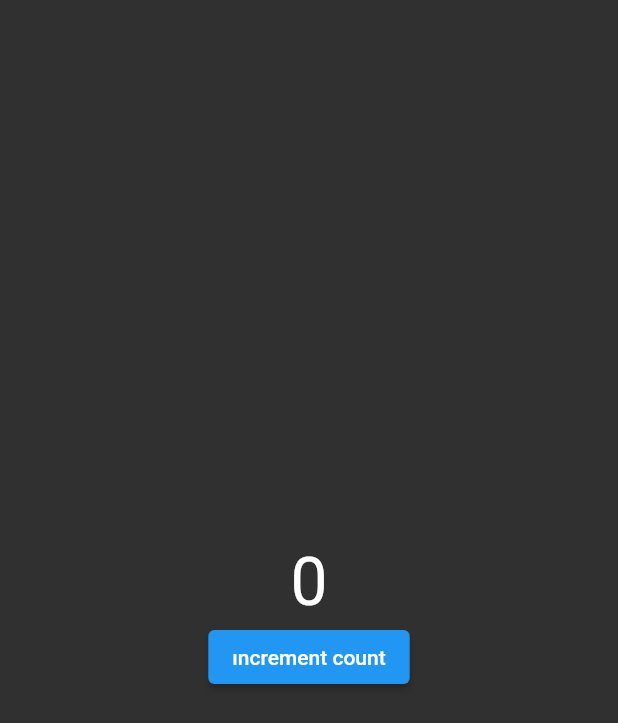
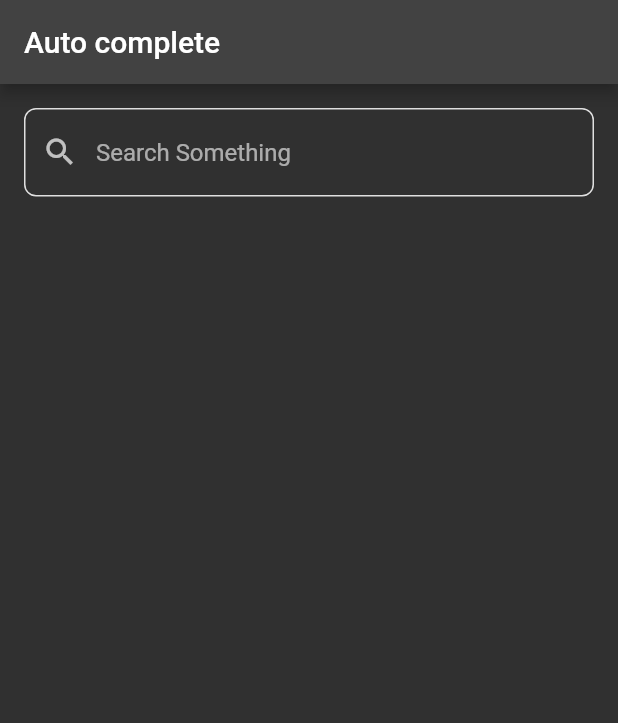
Before and after one commit to ozgurerdogan1/flutter_all_widgets, a Flutter app: the screen it shows after launch, on a phone screen of 412 x 824 dp. Shown: the top 723 px of the screen. Run offline on Flutter 3.47's test engine with Material 2 defaults, Android fonts, the phone set to English and light mode, and no system bars; our stand-ins replace substring_highlight.

Commit message:
aspec ratio and autocomplate widget added

```diff
--- /dev/null
+++ b/assets/data.json
@@ -0,0 +1 @@
+["beyaz","sarı","kırmızı","elma","araba","erik","özgür","melike","ebrar","hafsa"]
--- /dev/null
+++ b/lib/auto_complate_widget.dart
@@ -0,0 +1,132 @@
+import 'dart:convert';
+
+import 'package:flutter/material.dart';
+import 'package:flutter/services.dart';
+import 'package:substring_highlight/substring_highlight.dart';
+
+//add packed substring_highlight
+
+class AutoComplateWidget extends StatefulWidget {
+  const AutoComplateWidget({super.key});
+
+  @override
+  _AutoComplateWidgetState createState() => _AutoComplateWidgetState();
+}
+
+class _AutoComplateWidgetState extends State<AutoComplateWidget> {
+  bool isLoading = false;
+
+  late List<String> autoCompleteData;
+
+  late TextEditingController controller;
+
+  Future fetchAutoCompleteData() async {
+    setState(() {
+      isLoading = true;
+    });
+
+    final String stringData = await rootBundle.loadString("assets/data.json");
+
+    final List<dynamic> json = jsonDecode(stringData);
+
+    final List<String> jsonStringData = json.cast<String>();
+
+    setState(() {
+      isLoading = false;
+      autoCompleteData = jsonStringData;
+    });
+  }
+
+  @override
+  void initState() {
+    // TODO: implement initState
+    super.initState();
+
+    fetchAutoCompleteData();
+  }
+
+  @override
+  Widget build(BuildContext context) {
+    return Scaffold(
+      appBar: AppBar(
+        title: Text("Auto complete"),
+      ),
+      body: isLoading
+          ? Center(
+              child: CircularProgressIndicator(),
+            )
+          : Padding(
+              padding: const EdgeInsets.all(16.0),
+              child: Column(
+                children: [
+                  Autocomplete(
+                    optionsBuilder: (TextEditingValue textEditingValue) {
+                      if (textEditingValue.text.isEmpty) {
+                        return const Iterable<String>.empty();
+                      } else {
+                        return autoCompleteData
+                            .where((word) => word.toLowerCase().contains(textEditingValue.text.toLowerCase()));
+                      }
+                    },
+                    optionsViewBuilder: (context, Function(String) onSelected, options) {
+                      return Material(
+                        elevation: 4,
+                        child: ListView.separated(
+                          padding: EdgeInsets.zero,
+                          itemBuilder: (context, index) {
+                            final option = options.elementAt(index);
+
+                            return ListTile(
+                              // title: Text(option.toString()),
+                              title: SubstringHighlight(
+                                text: option.toString(),
+                                term: controller.text,
+                                textStyle: TextStyle(color: Colors.white),
+                                textStyleHighlight: TextStyle(fontWeight: FontWeight.w700),
+                              ),
+                              subtitle: Text("This is subtitle"),
+                              onTap: () {
+                                onSelected(option.toString());
+                              },
+                            );
+                          },
+                          separatorBuilder: (context, index) => Divider(),
+                          itemCount: options.length,
+                        ),
+                      );
+                    },
+                    onSelected: (selectedString) {
+                      print(selectedString);
+                    },
+                    fieldViewBuilder: (context, controller, focusNode, onEditingComplete) {
+                      this.controller = controller;
+
+                      return TextField(
+                        controller: controller,
+                        focusNode: focusNode,
+                        onEditingComplete: onEditingComplete,
+                        decoration: InputDecoration(
+                          border: OutlineInputBorder(
+                            borderRadius: BorderRadius.circular(8),
+                            borderSide: BorderSide(color: Colors.grey[300]!),
+                          ),
+                          focusedBorder: OutlineInputBorder(
+                            borderRadius: BorderRadius.circular(8),
+                            borderSide: BorderSide(color: Colors.grey[300]!),
+                          ),
+                          enabledBorder: OutlineInputBorder(
+                            borderRadius: BorderRadius.circular(8),
+                            borderSide: BorderSide(color: Colors.grey[300]!),
+                          ),
+                          hintText: "Search Something",
+                          prefixIcon: Icon(Icons.search),
+                        ),
+                      );
+                    },
+                  )
+                ],
+              ),
+            ),
+    );
+  }
+}
--- a/lib/main.dart
+++ b/lib/main.dart
@@ -18,6 +18,8 @@ import 'animated_physical_model.dart';
 import 'animated_positioned.dart';
 import 'animated_size.dart';
 import 'animated_switcher.dart';
+import 'aspect_ratio.dart';
+import 'auto_complate_widget.dart';
 
 void main() => runApp(const MyApp());
 
@@ -29,7 +31,7 @@ class MyApp extends StatelessWidget {
     return MaterialApp(
       title: 'Material App',
       theme: ThemeData.dark(),
-      home: const AnimatedSwitcherWidget(),
+      home:  AutoComplateWidget(),
     );
   }
 }
--- a/pubspec.yaml
+++ b/pubspec.yaml
@@ -35,6 +35,7 @@ dependencies:
   # The following adds the Cupertino Icons font to your application.
   # Use with the CupertinoIcons class for iOS style icons.
   cupertino_icons: ^1.0.2
+  substring_highlight: ^1.0.33
 
 dev_dependencies:
   flutter_test:
@@ -59,8 +60,8 @@ flutter:
   uses-material-design: true
 
   # To add assets to your application, add an assets section, like this:
-  # assets:
-  #   - images/a_dot_burr.jpeg
+  assets:
+    - assets/data.json
   #   - images/a_dot_ham.jpeg
 
   # An image asset can refer to one or more resolution-specific "variants", see
```
Also changed, not shown: lib/aspect_ratio.dart (added, +53 -0 lines), pubspec.lock.
